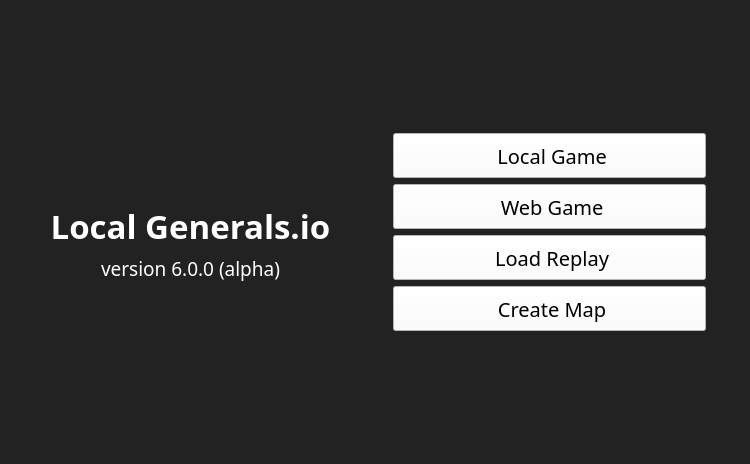
First picture: the form in src/ui/mainWindow/mainWindow.ui, repository SZXC-WG/LocalGen-new, before the edit.
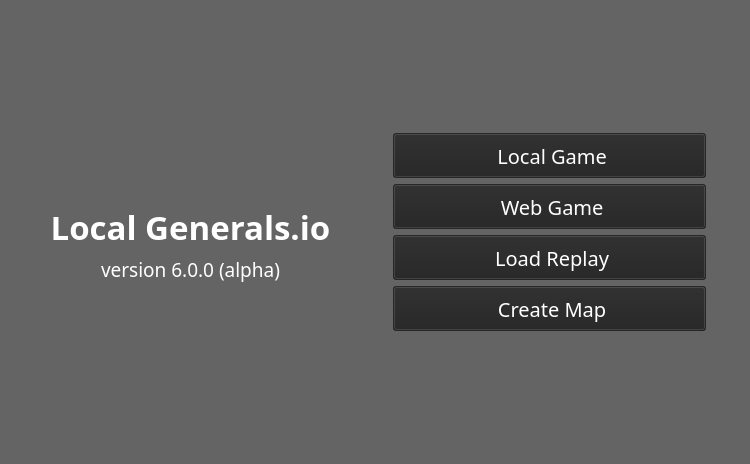
Second picture: the form after the edit. Icons and pictures are not drawn. Custom widgets are drawn as their Qt base class.

Commit message: refactor(ui): replace QSS with QWidget native styling

```diff
--- a/src/ui/mainWindow/mainWindow.ui
+++ b/src/ui/mainWindow/mainWindow.ui
@@ -10,6 +10,475 @@
     <height>464</height>
    </rect>
   </property>
+  <property name="palette">
+   <palette>
+    <active>
+     <colorrole role="WindowText">
+      <brush brushstyle="SolidPattern">
+       <color alpha="255">
+        <red>255</red>
+        <green>255</green>
+        <blue>255</blue>
+       </color>
+      </brush>
+     </colorrole>
+     <colorrole role="Button">
+      <brush brushstyle="SolidPattern">
+       <color alpha="179">
+        <red>34</red>
+        <green>34</green>
+        <blue>34</blue>
+       </color>
+      </brush>
+     </colorrole>
+     <colorrole role="Light">
+      <brush brushstyle="SolidPattern">
+       <color alpha="179">
+        <red>51</red>
+        <green>51</green>
+        <blue>51</blue>
+       </color>
+      </brush>
+     </colorrole>
+     <colorrole role="Midlight">
+      <brush brushstyle="SolidPattern">
+       <color alpha="179">
+        <red>42</red>
+        <green>42</green>
+        <blue>42</blue>
+       </color>
+      </brush>
+     </colorrole>
+     <colorrole role="Dark">
+      <brush brushstyle="SolidPattern">
+       <color alpha="179">
+        <red>17</red>
+        <green>17</green>
+        <blue>17</blue>
+       </color>
+      </brush>
+     </colorrole>
+     <colorrole role="Mid">
+      <brush brushstyle="SolidPattern">
+       <color alpha="179">
+        <red>23</red>
+        <green>23</green>
+        <blue>23</blue>
+       </color>
+      </brush>
+     </colorrole>
+     <colorrole role="Text">
+      <brush brushstyle="SolidPattern">
+       <color alpha="255">
+        <red>0</red>
+        <green>128</green>
+        <blue>128</blue>
+       </color>
+      </brush>
+     </colorrole>
+     <colorrole role="BrightText">
+      <brush brushstyle="SolidPattern">
+       <color alpha="255">
+        <red>255</red>
+        <green>255</green>
+        <blue>255</blue>
+       </color>
+      </brush>
+     </colorrole>
+     <colorrole role="ButtonText">
+      <brush brushstyle="SolidPattern">
+       <color alpha="255">
+        <red>255</red>
+        <green>255</green>
+        <blue>255</blue>
+       </color>
+      </brush>
+     </colorrole>
+     <colorrole role="Base">
+      <brush brushstyle="SolidPattern">
+       <color alpha="255">
+        <red>0</red>
+        <green>0</green>
+        <blue>0</blue>
+       </color>
+      </brush>
+     </colorrole>
+     <colorrole role="Window">
+      <brush brushstyle="SolidPattern">
+       <color alpha="179">
+        <red>34</red>
+        <green>34</green>
+        <blue>34</blue>
+       </color>
+      </brush>
+     </colorrole>
+     <colorrole role="Shadow">
+      <brush brushstyle="SolidPattern">
+       <color alpha="255">
+        <red>0</red>
+        <green>0</green>
+        <blue>0</blue>
+       </color>
+      </brush>
+     </colorrole>
+     <colorrole role="AlternateBase">
+      <brush brushstyle="SolidPattern">
+       <color alpha="217">
+        <red>17</red>
+        <green>17</green>
+        <blue>17</blue>
+       </color>
+      </brush>
+     </colorrole>
+     <colorrole role="ToolTipBase">
+      <brush brushstyle="SolidPattern">
+       <color alpha="255">
+        <red>255</red>
+        <green>255</green>
+        <blue>220</blue>
+       </color>
+      </brush>
+     </colorrole>
+     <colorrole role="ToolTipText">
+      <brush brushstyle="SolidPattern">
+       <color alpha="255">
+        <red>0</red>
+        <green>0</green>
+        <blue>0</blue>
+       </color>
+      </brush>
+     </colorrole>
+     <colorrole role="PlaceholderText">
+      <brush brushstyle="SolidPattern">
+       <color alpha="127">
+        <red>255</red>
+        <green>255</green>
+        <blue>255</blue>
+       </color>
+      </brush>
+     </colorrole>
+     <colorrole role="Accent">
+      <brush brushstyle="SolidPattern">
+       <color alpha="255">
+        <red>0</red>
+        <green>0</green>
+        <blue>0</blue>
+       </color>
+      </brush>
+     </colorrole>
+    </active>
+    <inactive>
+     <colorrole role="WindowText">
+      <brush brushstyle="SolidPattern">
+       <color alpha="255">
+        <red>255</red>
+        <green>255</green>
+        <blue>255</blue>
+       </color>
+      </brush>
+     </colorrole>
+     <colorrole role="Button">
+      <brush brushstyle="SolidPattern">
+       <color alpha="179">
+        <red>34</red>
+        <green>34</green>
+        <blue>34</blue>
+       </color>
+      </brush>
+     </colorrole>
+     <colorrole role="Light">
+      <brush brushstyle="SolidPattern">
+       <color alpha="179">
+        <red>51</red>
+        <green>51</green>
+        <blue>51</blue>
+       </color>
+      </brush>
+     </colorrole>
+     <colorrole role="Midlight">
+      <brush brushstyle="SolidPattern">
+       <color alpha="179">
+        <red>42</red>
+        <green>42</green>
+        <blue>42</blue>
+       </color>
+      </brush>
+     </colorrole>
+     <colorrole role="Dark">
+      <brush brushstyle="SolidPattern">
+       <color alpha="179">
+        <red>17</red>
+        <green>17</green>
+        <blue>17</blue>
+       </color>
+      </brush>
+     </colorrole>
+     <colorrole role="Mid">
+      <brush brushstyle="SolidPattern">
+       <color alpha="179">
+        <red>23</red>
+        <green>23</green>
+        <blue>23</blue>
+       </color>
+      </brush>
+     </colorrole>
+     <colorrole role="Text">
+      <brush brushstyle="SolidPattern">
+       <color alpha="255">
+        <red>0</red>
+        <green>128</green>
+        <blue>128</blue>
+       </color>
+      </brush>
+     </colorrole>
+     <colorrole role="BrightText">
+      <brush brushstyle="SolidPattern">
+       <color alpha="255">
+        <red>255</red>
+        <green>255</green>
+        <blue>255</blue>
+       </color>
+      </brush>
+     </colorrole>
+     <colorrole role="ButtonText">
+      <brush brushstyle="SolidPattern">
+       <color alpha="255">
+        <red>255</red>
+        <green>255</green>
+        <blue>255</blue>
+       </color>
+      </brush>
+     </colorrole>
+     <colorrole role="Base">
+      <brush brushstyle="SolidPattern">
+       <color alpha="255">
+        <red>0</red>
+        <green>0</green>
+        <blue>0</blue>
+       </color>
+      </brush>
+     </colorrole>
+     <colorrole role="Window">
+      <brush brushstyle="SolidPattern">
+       <color alpha="179">
+        <red>34</red>
+        <green>34</green>
+        <blue>34</blue>
+       </color>
+      </brush>
+     </colorrole>
+     <colorrole role="Shadow">
+      <brush brushstyle="SolidPattern">
+       <color alpha="255">
+        <red>0</red>
+        <green>0</green>
+        <blue>0</blue>
+       </color>
+      </brush>
+     </colorrole>
+     <colorrole role="AlternateBase">
+      <brush brushstyle="SolidPattern">
+       <color alpha="217">
+        <red>17</red>
+        <green>17</green>
+        <blue>17</blue>
+       </color>
+      </brush>
+     </colorrole>
+     <colorrole role="ToolTipBase">
+      <brush brushstyle="SolidPattern">
+       <color alpha="255">
+        <red>255</red>
+        <green>255</green>
+        <blue>220</blue>
+       </color>
+      </brush>
+     </colorrole>
+     <colorrole role="ToolTipText">
+      <brush brushstyle="SolidPattern">
+       <color alpha="255">
+        <red>0</red>
+        <green>0</green>
+        <blue>0</blue>
+       </color>
+      </brush>
+     </colorrole>
+     <colorrole role="PlaceholderText">
+      <brush brushstyle="SolidPattern">
+       <color alpha="127">
+        <red>255</red>
+        <green>255</green>
+        <blue>255</blue>
+       </color>
+      </brush>
+     </colorrole>
+     <colorrole role="Accent">
+      <brush brushstyle="SolidPattern">
+       <color alpha="255">
+        <red>0</red>
+        <green>0</green>
+        <blue>0</blue>
+       </color>
+      </brush>
+     </colorrole>
+    </inactive>
+    <disabled>
+     <colorrole role="WindowText">
+      <brush brushstyle="SolidPattern">
+       <color alpha="179">
+        <red>17</red>
+        <green>17</green>
+        <blue>17</blue>
+       </color>
+      </brush>
+     </colorrole>
+     <colorrole role="Button">
+      <brush brushstyle="SolidPattern">
+       <color alpha="179">
+        <red>34</red>
+        <green>34</green>
+        <blue>34</blue>
+       </color>
+      </brush>
+     </colorrole>
+     <colorrole role="Light">
+      <brush brushstyle="SolidPattern">
+       <color alpha="179">
+        <red>51</red>
+        <green>51</green>
+        <blue>51</blue>
+       </color>
+      </brush>
+     </colorrole>
+     <colorrole role="Midlight">
+      <brush brushstyle="SolidPattern">
+       <color alpha="179">
+        <red>42</red>
+        <green>42</green>
+        <blue>42</blue>
+       </color>
+      </brush>
+     </colorrole>
+     <colorrole role="Dark">
+      <brush brushstyle="SolidPattern">
+       <color alpha="179">
+        <red>17</red>
+        <green>17</green>
+        <blue>17</blue>
+       </color>
+      </brush>
+     </colorrole>
+     <colorrole role="Mid">
+      <brush brushstyle="SolidPattern">
+       <color alpha="179">
+        <red>23</red>
+        <green>23</green>
+        <blue>23</blue>
+       </color>
+      </brush>
+     </colorrole>
+     <colorrole role="Text">
+      <brush brushstyle="SolidPattern">
+       <color alpha="179">
+        <red>17</red>
+        <green>17</green>
+        <blue>17</blue>
+       </color>
+      </brush>
+     </colorrole>
+     <colorrole role="BrightText">
+      <brush brushstyle="SolidPattern">
+       <color alpha="255">
+        <red>255</red>
+        <green>255</green>
+        <blue>255</blue>
+       </color>
+      </brush>
+     </colorrole>
+     <colorrole role="ButtonText">
+      <brush brushstyle="SolidPattern">
+       <color alpha="179">
+        <red>17</red>
+        <green>17</green>
+        <blue>17</blue>
+       </color>
+      </brush>
+     </colorrole>
+     <colorrole role="Base">
+      <brush brushstyle="SolidPattern">
+       <color alpha="179">
+        <red>34</red>
+        <green>34</green>
+        <blue>34</blue>
+       </color>
+      </brush>
+     </colorrole>
+     <colorrole role="Window">
+      <brush brushstyle="SolidPattern">
+       <color alpha="179">
+        <red>34</red>
+        <green>34</green>
+        <blue>34</blue>
+       </color>
+      </brush>
+     </colorrole>
+     <colorrole role="Shadow">
+      <brush brushstyle="SolidPattern">
+       <color alpha="255">
+        <red>0</red>
+        <green>0</green>
+        <blue>0</blue>
+       </color>
+      </brush>
+     </colorrole>
+     <colorrole role="AlternateBase">
+      <brush brushstyle="SolidPattern">
+       <color alpha="179">
+        <red>34</red>
+        <green>34</green>
+        <blue>34</blue>
+       </color>
+      </brush>
+     </colorrole>
+     <colorrole role="ToolTipBase">
+      <brush brushstyle="SolidPattern">
+       <color alpha="255">
+        <red>255</red>
+        <green>255</green>
+        <blue>220</blue>
+       </color>
+      </brush>
+     </colorrole>
+     <colorrole role="ToolTipText">
+      <brush brushstyle="SolidPattern">
+       <color alpha="255">
+        <red>0</red>
+        <green>0</green>
+        <blue>0</blue>
+       </color>
+      </brush>
+     </colorrole>
+     <colorrole role="PlaceholderText">
+      <brush brushstyle="SolidPattern">
+       <color alpha="89">
+        <red>17</red>
+        <green>17</green>
+        <blue>17</blue>
+       </color>
+      </brush>
+     </colorrole>
+     <colorrole role="Accent">
+      <brush brushstyle="SolidPattern">
+       <color alpha="179">
+        <red>24</red>
+        <green>24</green>
+        <blue>24</blue>
+       </color>
+      </brush>
+     </colorrole>
+    </disabled>
+   </palette>
+  </property>
   <property name="font">
    <font>
     <family>Quicksand</family>
@@ -22,18 +491,12 @@
    <iconset resource="../../../res/res.qrc">
     <normaloff>:/images/img/favicon.png</normaloff>:/images/img/favicon.png</iconset>
   </property>
-  <property name="styleSheet">
-   <string notr="true">#centralwidget QLabel { color: white; }</string>
-  </property>
   <widget class="QWidget" name="centralwidget">
    <property name="font">
     <font>
      <family>Quicksand</family>
     </font>
    </property>
-   <property name="styleSheet">
-    <string notr="true">background-color: rgb(34, 34, 34);</string>
-   </property>
    <layout class="QHBoxLayout" name="horizontalLayout">
     <item>
      <layout class="QVBoxLayout" name="faviconLayout">
@@ -72,9 +535,6 @@
           <bold>true</bold>
          </font>
         </property>
-        <property name="styleSheet">
-         <string notr="true"/>
-        </property>
         <property name="text">
          <string>Local Generals.io</string>
         </property>
@@ -91,9 +551,6 @@
           <pointsize>14</pointsize>
          </font>
         </property>
-        <property name="styleSheet">
-         <string notr="true"/>
-        </property>
         <property name="text">
          <string>version 6.0.0 (alpha)</string>
         </property>
@@ -152,9 +609,6 @@
           <pointsize>15</pointsize>
          </font>
         </property>
-        <property name="styleSheet">
-         <string notr="true">background-color: white;</string>
-        </property>
         <property name="text">
          <string> Local Game</string>
         </property>
@@ -174,9 +628,6 @@
           <pointsize>15</pointsize>
          </font>
         </property>
-        <property name="styleSheet">
-         <string notr="true">background-color: white;</string>
-        </property>
         <property name="text">
          <string> Web Game</string>
         </property>
@@ -196,9 +647,6 @@
           <pointsize>15</pointsize>
          </font>
         </property>
-        <property name="styleSheet">
-         <string notr="true">background-color: white;</string>
-        </property>
         <property name="text">
          <string> Load Replay</string>
         </property>
@@ -218,9 +666,6 @@
           <pointsize>15</pointsize>
          </font>
         </property>
-        <property name="styleSheet">
-         <string notr="true">background-color: white;</string>
-        </property>
         <property name="text">
          <string> Create Map</string>
         </property>
```
The commit also changes 2 other files.
